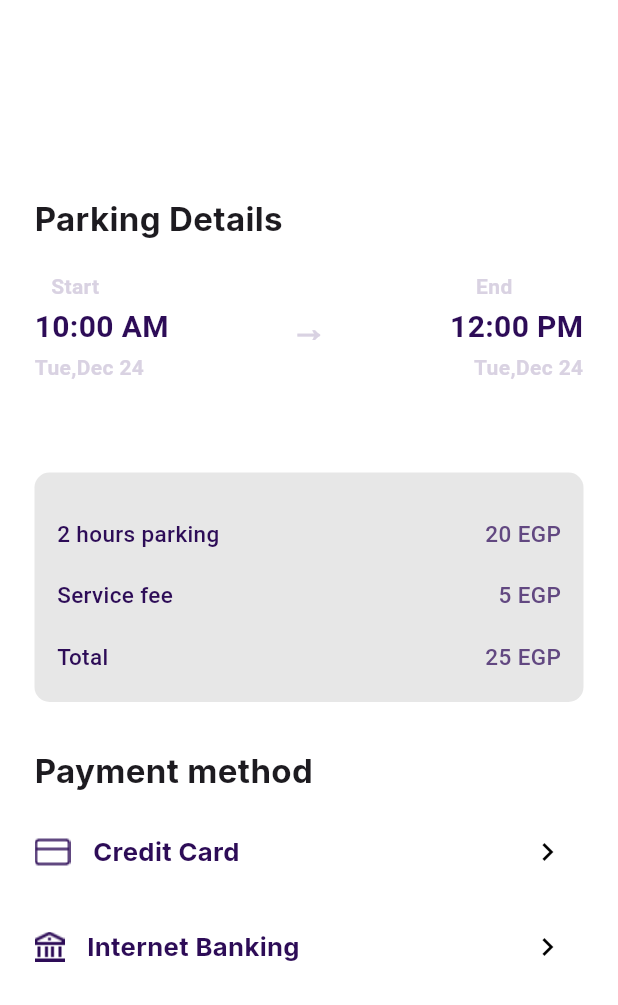
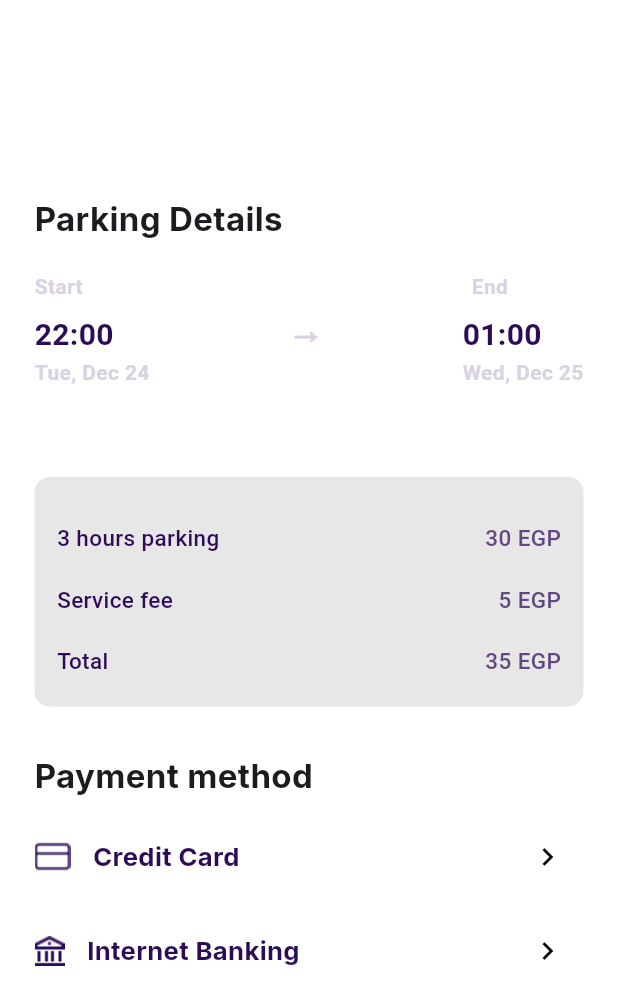
Before and after one commit to Maryam948/VALET_APP, a Flutter app: the Checkout screen opened by its route, on a phone screen of 412 x 824 dp. Shown: the top 1005 px of the screen. Run offline on Flutter 3.47's test engine with Material 3 defaults, Android fonts, the phone set to English and light mode, and no system bars; our stand-ins replace file_picker, video_player.

```diff
--- a/lib/pages/checkout.dart
+++ b/lib/pages/checkout.dart
@@ -23,33 +23,14 @@ class Checkout extends StatelessWidget {
                     fontSize: 22),
               ),
               const SizedBox(height: 20),
-
-              // ✅ Start & End Row
-              const Row(
-                children: [
-                  SizedBox(width: 11),
-                  Text("Start",
-                      style: TextStyle(
-                          fontSize: 14,
-                          fontWeight: FontWeight.bold,
-                          color: Color(0xffD9D2E2))),
-                  SizedBox(width: 251),
-                  Text("End ",
-                      style: TextStyle(
-                          fontSize: 14,
-                          fontWeight: FontWeight.bold,
-                          color: Color(0xffD9D2E2))),
-                ],
-              ),
-
               Expanded(
                 child: ListView(
                   children: const [
                     HistoryItem(
-                      time: "10:00 AM",
-                      date: "Tue,Dec 24",
-                      endtime: "12:00 PM",
-                      enddate: "Tue,Dec 24",
+                      time: "22:00",
+                      date: "Tue, Dec 24",
+                      endtime: "01:00",
+                      enddate: "Wed, Dec 25",
                     ),
                   ],
                 ),
@@ -78,74 +59,107 @@ class HistoryItem extends StatelessWidget {
 
   @override
   Widget build(BuildContext context) {
-    // ✅ حساب الفرق بين الوقتين
-    final DateFormat format = DateFormat("h:mm a");
-    final DateTime start = format.parse(time.trim());
-    final DateTime end = format.parse(endtime.trim());
+    final DateFormat format = DateFormat("HH:mm");
+    final DateTime now = DateTime.now();
+
+    DateTime start = format.parse(time.trim());
+    DateTime end = format.parse(endtime.trim());
+
+    start = DateTime(now.year, now.month, now.day, start.hour, start.minute);
+    end = DateTime(now.year, now.month, now.day, end.hour, end.minute);
+
+    if (end.isBefore(start)) {
+      end = end.add(const Duration(days: 1));
+    }
 
     final Duration duration = end.difference(start);
-    final int hours = duration.inMinutes ~/ 60;
+    final int hours = (duration.inMinutes / 60).ceil();
+    final String durationText = "$hours hour${hours == 1 ? '' : 's'} parking";
 
-    final String durationText = "$hours hour${hours == 1 ? '' : 's'} parking";
     final int cost = hours * 10;
-    final int serviceFee = 5;
+
+    final int serviceFee = hours <= 1 ? 0 : ((hours - 1) / 2).ceil() * 5;
     final int totalCost = cost + serviceFee;
-
 
     return Column(
       crossAxisAlignment: CrossAxisAlignment.start,
       children: [
+        // Start / End Display
         Row(
+          mainAxisAlignment: MainAxisAlignment.spaceBetween,
           children: [
-            Expanded(
-              child: Text(
+            Column(
+              crossAxisAlignment: CrossAxisAlignment.start,
+              children: [
+                const Text(
+                  "Start",
+                  style: TextStyle(
+                      fontSize: 14,
+                      fontWeight: FontWeight.bold,
+                      color: Color(0xffD9D2E2)),
+                ),
+                const SizedBox(height: 8),
+                Text(
                   time,
                   style: const TextStyle(
                       fontWeight: FontWeight.bold,
                       fontSize: 20,
                       color: Color(0xff2D0C57)),
                 ),
-            ),
-            const Text("→",
-                style: TextStyle(
-                    fontSize: 24,
-                    color: Color(0xffD9D2E2),
-                    fontWeight: FontWeight.bold)),
-            Expanded(
-              child: Text(
-                endtime,
-                textAlign: TextAlign.right,
-                style: const TextStyle(
-                    fontWeight: FontWeight.bold,
-                    fontSize: 20,
-                    color: Color(0xff2D0C57)),
-              ),
-            ),
-          ],
-        ),
-        Row(
-          children: [
-            Expanded(
-              child: Text(
+                Text(
                   date,
                   style: const TextStyle(
                       fontWeight: FontWeight.bold,
                       fontSize: 14,
                       color: Color(0xffD9D2E2)),
                 ),
+              ],
             ),
-            Expanded(
-              child: Text(
+            const Text(
+              "→",
+              style: TextStyle(
+                  fontSize: 24,
+                  color: Color(0xffD9D2E2),
+                  fontWeight: FontWeight.bold),
+            ),
+            Column(
+              crossAxisAlignment: CrossAxisAlignment.start,
+              children: [
+                Row(
+                  children: [
+                    SizedBox(
+                      width: 6,
+                    ),
+                    const Text(
+                      "End",
+                      style: TextStyle(
+                          fontSize: 14,
+                          fontWeight: FontWeight.bold,
+                          color: Color(0xffD9D2E2)),
+                    ),
+                  ],
+                ),
+                const SizedBox(height: 8),
+
+                Text(
+                  endtime,
+                  style: const TextStyle(
+                      fontWeight: FontWeight.bold,
+                      fontSize: 20,
+                      color: Color(0xff2D0C57)),
+                ),
+                Text(
                   enddate,
-                textAlign: TextAlign.right,
                   style: const TextStyle(
                       fontWeight: FontWeight.bold,
                       fontSize: 14,
                       color: Color(0xffD9D2E2)),
                 ),
+              ],
             ),
           ],
         ),
+
         const SizedBox(height: 60),
 
         Container(
@@ -167,97 +181,110 @@ class HistoryItem extends StatelessWidget {
                       color: Color(0xff2D0C57),
                     ),
                   ),
-
-
-                    Text("$cost EGP",style:TextStyle(
+                  Text(
+                    "$cost EGP",
+                    style: const TextStyle(
                       fontSize: 15,
                       fontWeight: FontWeight.w500,
                       color: Color(0xff624881),
-                    ) ,),
-
+                    ),
+                  ),
                 ],
               ),
-              SizedBox(
-                height: 20,
-              ),
+              const SizedBox(height: 20),
               Row(
                 mainAxisAlignment: MainAxisAlignment.spaceBetween,
                 children: [
-                   Text("Service fee",
-                  style: const TextStyle(
+                  const Text(
+                    "Service fee",
+                    style: TextStyle(
                       fontSize: 15,
                       fontWeight: FontWeight.w500,
                       color: Color(0xff2D0C57),
                     ),
                   ),
-
-
-                Text("5 EGP",style:TextStyle(
+                  Text(
+                    "$serviceFee EGP",
+                    style: const TextStyle(
                       fontSize: 15,
                       fontWeight: FontWeight.w500,
                       color: Color(0xff624881),
-                ) ,),
+                    ),
+                  ),
                 ],
               ),
-                                        SizedBox(
-                height: 20,
-              ),
+              const SizedBox(height: 20),
               Row(
                 mainAxisAlignment: MainAxisAlignment.spaceBetween,
                 children: [
-                   Text("Total",
-                  style: const TextStyle(
+                  const Text(
+                    "Total",
+                    style: TextStyle(
                       fontSize: 15,
                       fontWeight: FontWeight.w500,
                       color: Color(0xff2D0C57),
                     ),
                   ),
-
-
-                Text("$totalCost EGP",style:TextStyle(
+                  Text(
+                    "$totalCost EGP",
+                    style: const TextStyle(
                       fontSize: 15,
                       fontWeight: FontWeight.w500,
                       color: Color(0xff624881),
-                ) ,),
+                    ),
+                  ),
                 ],
               ),
-
             ],
           ),
         ),
-        SizedBox(
-          height: 30,
+
+        const SizedBox(height: 30),
+
+        const Text(
+          "Payment method",
+          style: TextStyle(
+            fontWeight: FontWeight.bold,
+            fontSize: 22,
+            fontFamily: 'Inter',
           ),
-        Text("Payment method",
-        style:TextStyle(fontWeight: FontWeight.bold,fontSize: 22,fontFamily: 'Inter'),
+        ),
+        const SizedBox(height: 15),
 
-        ),
-        SizedBox(
-          height: 15,
-        ),
         Row(
           children: [
-            Image(image: AssetImage("images/credit-card.png"), ),
-            SizedBox(width: 15,),
-            Text("Credit Card",style: TextStyle(color: Color(0xff2D0C57),fontSize: 17.1,fontFamily: 'Inter',fontWeight: FontWeight.bold),) ,
-              Spacer(),
-            ArrowIcon2(routeName:"/creditcard"),
-
+            const Image(image: AssetImage("images/credit-card.png")),
+            const SizedBox(width: 15),
+            const Text(
+              "Credit Card",
+              style: TextStyle(
+                  color: Color(0xff2D0C57),
+                  fontSize: 17.1,
+                  fontFamily: 'Inter',
+                  fontWeight: FontWeight.bold),
+            ),
+            const Spacer(),
+            ArrowIcon2(routeName: "/creditcard"),
           ],
         ),
+        const SizedBox(height: 15),
 
-        SizedBox(
-          height: 15,
-        ),
         Row(
           children: [
-            Image(image: AssetImage("images/Vector(11).png"), ),
-            SizedBox(width: 15,),
-            Text("Internet Banking",style: TextStyle(color: Color(0xff2D0C57),fontSize: 17.1,fontFamily: 'Inter',fontWeight: FontWeight.bold),) ,
-              Spacer(),
+            const Image(image: AssetImage("images/Vector(11).png")),
+            const SizedBox(width: 15),
+            const Text(
+              "Internet Banking",
+              style: TextStyle(
+                  color: Color(0xff2D0C57),
+                  fontSize: 17.1,
+                  fontFamily: 'Inter',
+                  fontWeight: FontWeight.bold),
+            ),
+            const Spacer(),
             ArrowIcon2(routeName: "/bank"),
           ],
-        )
+        ),
       ],
     );
   }
--- a/pubspec.yaml
+++ b/pubspec.yaml
@@ -12,7 +12,7 @@ dependencies:
     sdk: flutter
   intl: ^0.18.1
   video_player: ^2.7.0
-  image_picker: ^1.0.7
+  file_picker: ^10.1.9
   cupertino_icons: ^1.0.8
 
 dev_dependencies:
@@ -24,6 +24,7 @@ flutter:
   uses-material-design: true
   assets:
     - images/
+    - video/parking_1920_1080.mp4
   fonts:
     - family: Inter-Italic
       fonts:
```
Also changed, not shown: lib/pages/home.dart (+20 -18 lines), lib/shared/image_paker.dart (deleted, +0 -66 lines), pubspec.lock, 5 other files. Lines whose indentation alone changed are shown as unchanged.
